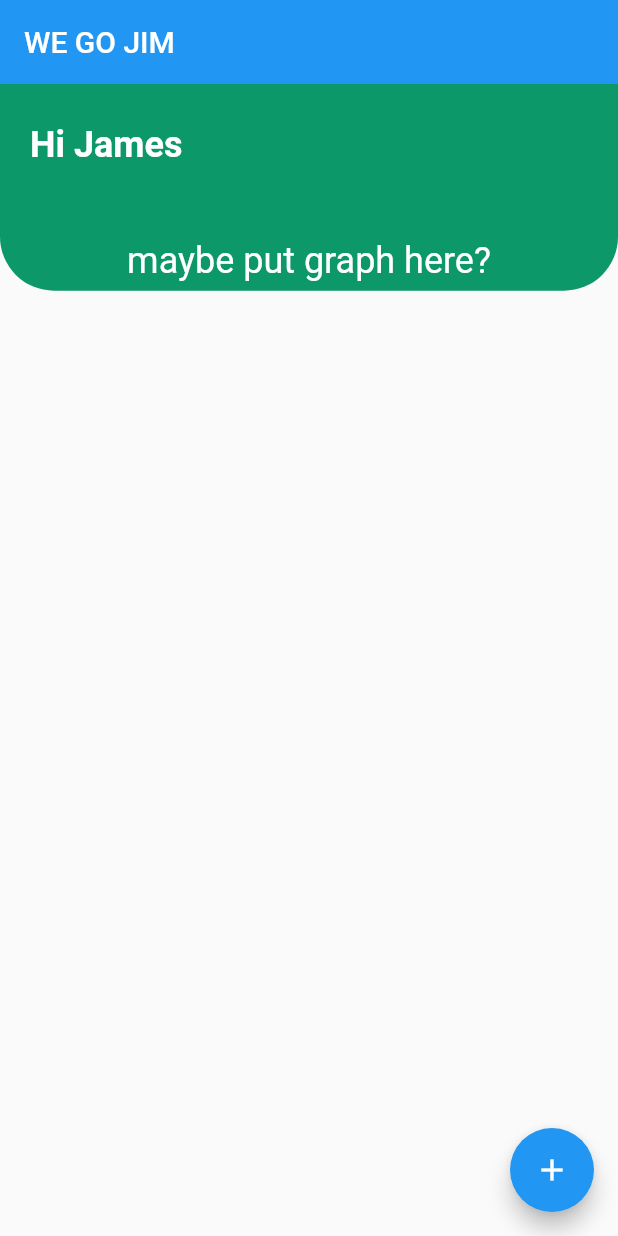
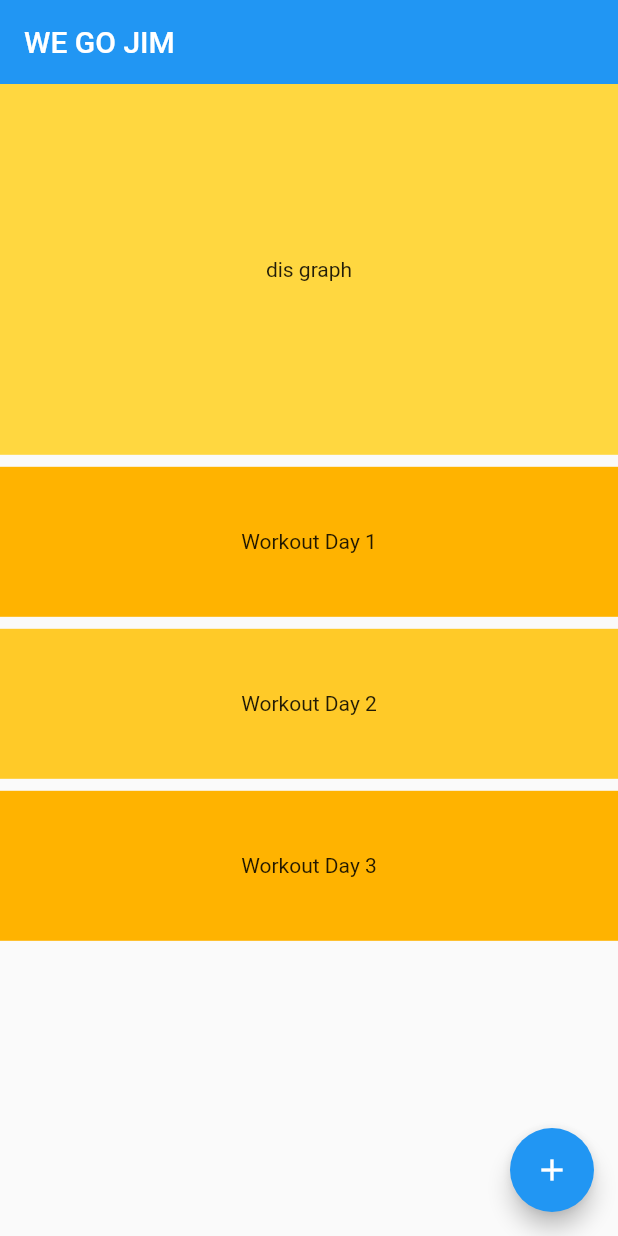
Before and after one commit to siro257/flutter_workout_tracker, a Flutter app: the screen it shows after launch, on a phone screen of 412 x 824 dp. Run offline on Flutter 3.47's test engine with Material 2 defaults, Android fonts, the phone set to English and light mode, and no system bars; missing offline and left inert: material_color_generator.

Commit message:
lil bit more brainstorm

```diff
--- a/lib/home_page.dart
+++ b/lib/home_page.dart
@@ -14,6 +14,8 @@ class _HomePageState extends State<HomePage> {
   @override
   Widget build(BuildContext context) {
     Size size = MediaQuery.of(context).size;
+    final List<String> entries = <String>["Day 1", "Day 2", "Day 3"];
+    final List<int> colors = <int>[600, 400];
     return Scaffold(
       appBar: AppBar(
         title: Text(widget.title),
@@ -21,52 +23,35 @@ class _HomePageState extends State<HomePage> {
       ),
       body: Column(
         children: [
+          // graph summary
           Container(
-            height: size.height * 0.2,
-            child: Stack(
-              children: [
-                Container(
-                  height: size.height * 0.2 - 27,
-                  padding: const EdgeInsets.only(
-                    left: kDefaultPadding,
-                    right: kDefaultPadding,
-                    bottom: 36 + kDefaultPadding,
+            height: size.height * 0.3,
+            color: Colors.amberAccent,
+            child: const Center(
+              child: Text("dis graph"),
+            ),
+          ),
+          // Workout detail day by day
+          Expanded(
+            child: ListView.builder(
+              itemCount: entries.length,
+              itemBuilder: (BuildContext context, int index) {
+                return Padding(
+                  padding: const EdgeInsets.only(top: 8.0),
+                  child: InkWell(
+                    child: Ink(
+                      height: 100,
+                      color: Colors.amber[colors[index % 2]],
+                      child: Center(
+                        child: Text("Workout ${entries[index]}"),
+                      ),
+                    ),
+                    onTap: () {
+                      print("touched ${index}");
+                    },
                   ),
-                  decoration: const BoxDecoration(
-                    color: kPrimaryColor,
-                    borderRadius: BorderRadius.only(
-                      bottomLeft: Radius.circular(36),
-                      bottomRight: Radius.circular(36),
-                    ),
-                  ),
-                  child: Row(
-                    children: [
-                      Text(
-                        "Hi James",
-                        style: Theme.of(context).textTheme.headline5?.copyWith(
-                              color: Colors.white,
-                              fontWeight: FontWeight.bold,
-                            ),
-                      ),
-                    ],
-                  ),
-                ),
-                Positioned(
-                  left: 0,
-                  right: 0,
-                  bottom: 20,
-                  height: 54,
-                  child: Container(
-                    alignment: Alignment.center,
-                    child: Text(
-                      "maybe put graph here?",
-                      style: Theme.of(context).textTheme.headline5?.copyWith(
-                            color: Colors.white,
-                          ),
-                    ),
-                  ),
-                ),
-              ],
+                );
+              },
             ),
           )
         ],
```
